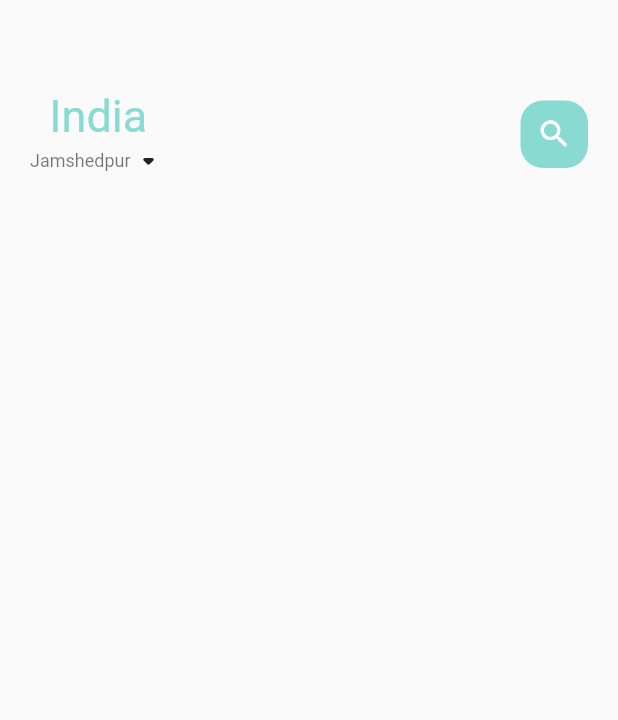
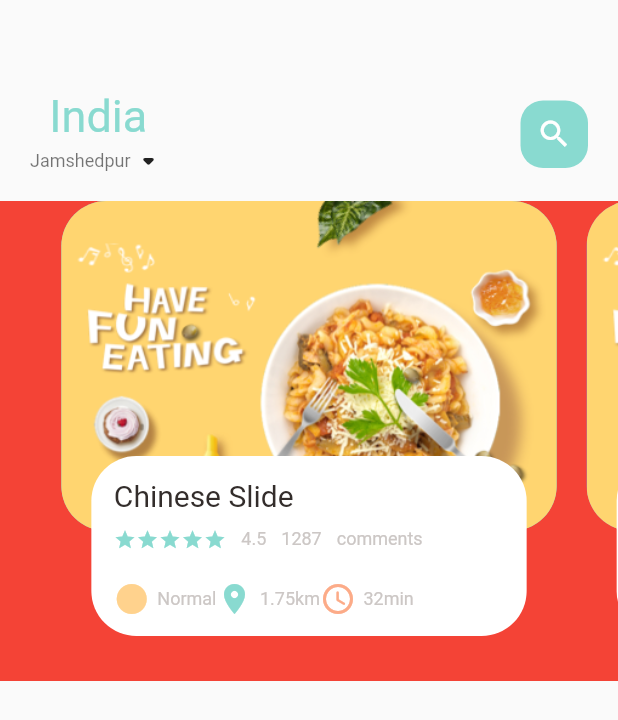
Before and after one commit to raunakb03/flutter_food_application, a Flutter app: the screen it shows after launch, on a phone screen of 412 x 824 dp. Shown: the top 720 px of the screen. Run offline on Flutter 3.47's test engine with Material 2 defaults, Android fonts, the light colour scheme and no system bars.

Commit message:
creating card, adding text and other widgets and decreading view fraction, commit before adding scale animaiton

```diff
--- /dev/null
+++ b/lib/home/food_page_body.dart
@@ -0,0 +1,112 @@
+import 'package:flutter/cupertino.dart';
+import 'package:flutter/material.dart';
+import 'package:food_app/utils/colors.dart';
+import 'package:food_app/widgets/big_text.dart';
+import 'package:food_app/widgets/icon_and_text_widget.dart';
+import 'package:food_app/widgets/small_text.dart';
+
+class FoodPageBody extends StatefulWidget {
+  const FoodPageBody({Key? key}) : super(key: key);
+
+  @override
+  _FoodPageBodyState createState() => _FoodPageBodyState();
+}
+
+class _FoodPageBodyState extends State<FoodPageBody> {
+  PageController pageController = PageController(viewportFraction: 0.85);
+  @override
+  Widget build(BuildContext context) {
+    return Container(
+      color: Colors.red,
+      height: 320,
+      child: PageView.builder(
+          controller: pageController,
+          itemCount: 5,
+          itemBuilder: (context, position) {
+            return _buildPageItem(position);
+          }),
+    );
+  }
+
+  Widget _buildPageItem(int index) {
+    return Stack(
+      children: [
+        Container(
+          height: 220,
+          margin: const EdgeInsets.only(left: 10, right: 10),
+          decoration: BoxDecoration(
+            borderRadius: BorderRadius.circular(30),
+            color: index.isEven
+                ? const Color(0xFF69c5df)
+                : const Color(0xFF9294cc),
+            image: const DecorationImage(
+              fit: BoxFit.cover,
+              image: AssetImage("assets/image/food0.png"),
+            ),
+          ),
+        ),
+        Align(
+          alignment: Alignment.bottomCenter,
+          child: Container(
+            height: 120,
+            margin: const EdgeInsets.only(left: 30, right: 30, bottom: 30),
+            decoration: BoxDecoration(
+              borderRadius: BorderRadius.circular(30),
+              color: Colors.white,
+            ),
+            child: Container(
+              padding: const EdgeInsets.only(top: 15, left: 15, right: 15),
+              child: Column(
+                crossAxisAlignment: CrossAxisAlignment.start,
+                children: [
+                  BigText(text: 'Chinese Slide'),
+                  const SizedBox(height: 10),
+                  Row(
+                    children: [
+                      Wrap(
+                        children: List.generate(
+                          5,
+                          (index) => Icon(
+                            Icons.star,
+                            color: AppColors.mainColor,
+                            size: 15,
+                          ),
+                        ),
+                      ),
+                      const SizedBox(width: 10),
+                      SmallText(text: '4.5'),
+                      const SizedBox(width: 10),
+                      SmallText(text: '1287'),
+                      const SizedBox(width: 10),
+                      SmallText(text: 'comments'),
+                    ],
+                  ),
+                  const SizedBox(height: 20),
+                  Row(
+                    children: [
+                      IconAndTextWidget(
+                        text: 'Normal',
+                        icon: Icons.circle_sharp,
+                        iconColor: AppColors.iconColor1,
+                      ),
+                      IconAndTextWidget(
+                        text: '1.75km',
+                        icon: Icons.location_on,
+                        iconColor: AppColors.mainColor,
+                      ),
+                      IconAndTextWidget(
+                        text: '32min',
+                        icon: Icons.access_time_rounded,
+                        iconColor: AppColors.iconColor2,
+                      ),
+                    ],
+                  ),
+                ],
+              ),
+            ),
+          ),
+        )
+      ],
+    );
+  }
+}
--- a/lib/home/main_food_page.dart
+++ b/lib/home/main_food_page.dart
@@ -1,6 +1,7 @@
 // ignore_for_file: avoid_unnecessary_containers
 import 'package:flutter/cupertino.dart';
 import 'package:flutter/material.dart';
+import 'package:food_app/home/food_page_body.dart';
 import 'package:food_app/widgets/big_text.dart';
 import 'package:food_app/utils/colors.dart';
 import 'package:food_app/widgets/small_text.dart';
@@ -62,6 +63,7 @@ class _MainFoodPageState extends State<MainFoodPage> {
               ),
             ),
           ),
+          const FoodPageBody(),
         ],
       ),
     );
--- /dev/null
+++ b/lib/widgets/icon_and_text_widget.dart
@@ -0,0 +1,27 @@
+import 'package:flutter/cupertino.dart';
+import 'package:flutter/material.dart';
+import 'package:food_app/widgets/small_text.dart';
+
+class IconAndTextWidget extends StatelessWidget {
+  const IconAndTextWidget({
+    super.key,
+    required this.text,
+    required this.icon,
+    required this.iconColor,
+  });
+
+  final IconData icon;
+  final String text;
+  final Color iconColor;
+
+  @override
+  Widget build(BuildContext context) {
+    return Row(
+      children: [
+        Icon(icon, color: iconColor),
+        const SizedBox(width: 5),
+        SmallText(text: text),
+      ],
+    );
+  }
+}
```
Also changed, not shown: 1 other file.
